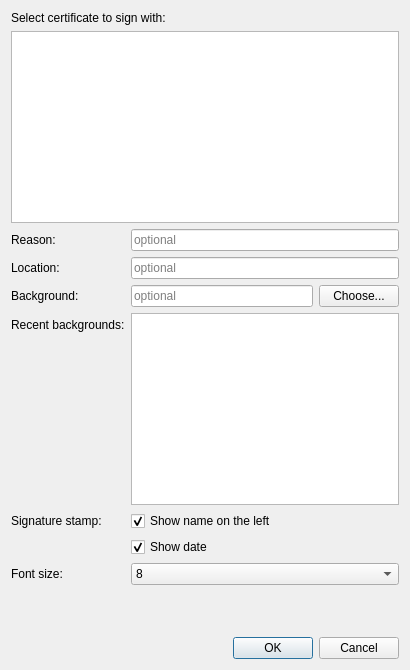
emtee40/okular-android-docview, file part/selectcertificatedialog.ui: the form before one commit.
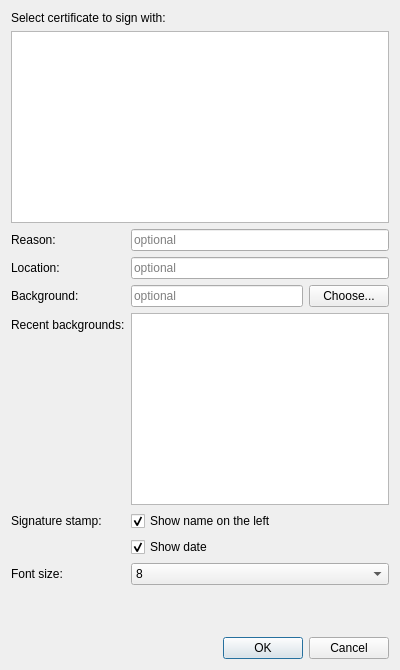
The form after the commit. Icons and pictures are not drawn.

Commit message: reverting unnecessary UI changes

Patch:
```diff
--- a/part/selectcertificatedialog.ui
+++ b/part/selectcertificatedialog.ui
@@ -6,7 +6,7 @@
    <rect>
     <x>0</x>
     <y>0</y>
-    <width>410</width>
+    <width>400</width>
     <height>670</height>
    </rect>
   </property>
@@ -36,9 +36,6 @@
    </item>
    <item>
     <layout class="QFormLayout" name="formLayout">
-     <property name="verticalSpacing">
-      <number>6</number>
-     </property>
      <item row="0" column="0">
       <widget class="QLabel" name="reasonLabel">
        <property name="text">
@@ -205,10 +202,13 @@
      <property name="orientation">
       <enum>Qt::Vertical</enum>
      </property>
+     <property name="sizeType">
+       <enum>QSizePolicy::Expanding</enum>
+     </property>
      <property name="sizeHint" stdset="0">
       <size>
        <width>20</width>
-       <height>40</height>
+       <height>1</height>
       </size>
      </property>
     </spacer>
```
